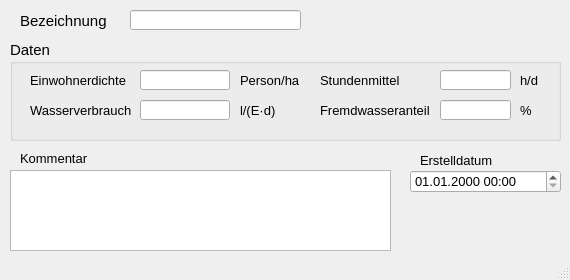
Above: qkan/forms/qkan_einzugsgebiete.ui from hoettges/QKan before the change. Below: the same form after it.
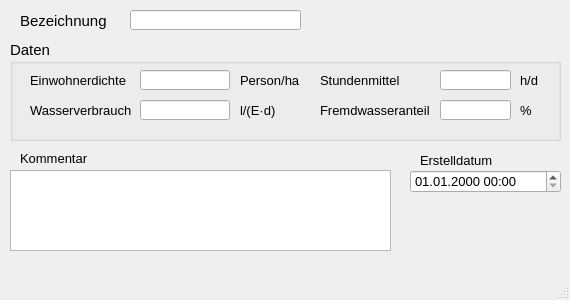
That is the form after the change. Custom widgets are drawn as their Qt base class.

```diff
--- a/qkan/forms/qkan_einzugsgebiete.ui
+++ b/qkan/forms/qkan_einzugsgebiete.ui
@@ -10,13 +10,13 @@
     <x>0</x>
     <y>0</y>
     <width>570</width>
-    <height>280</height>
+    <height>300</height>
    </rect>
   </property>
   <property name="minimumSize">
    <size>
     <width>570</width>
-    <height>280</height>
+    <height>300</height>
    </size>
   </property>
   <property name="font">
```
Left out of the diff: 2 changed lines with no effect on the pictures.
